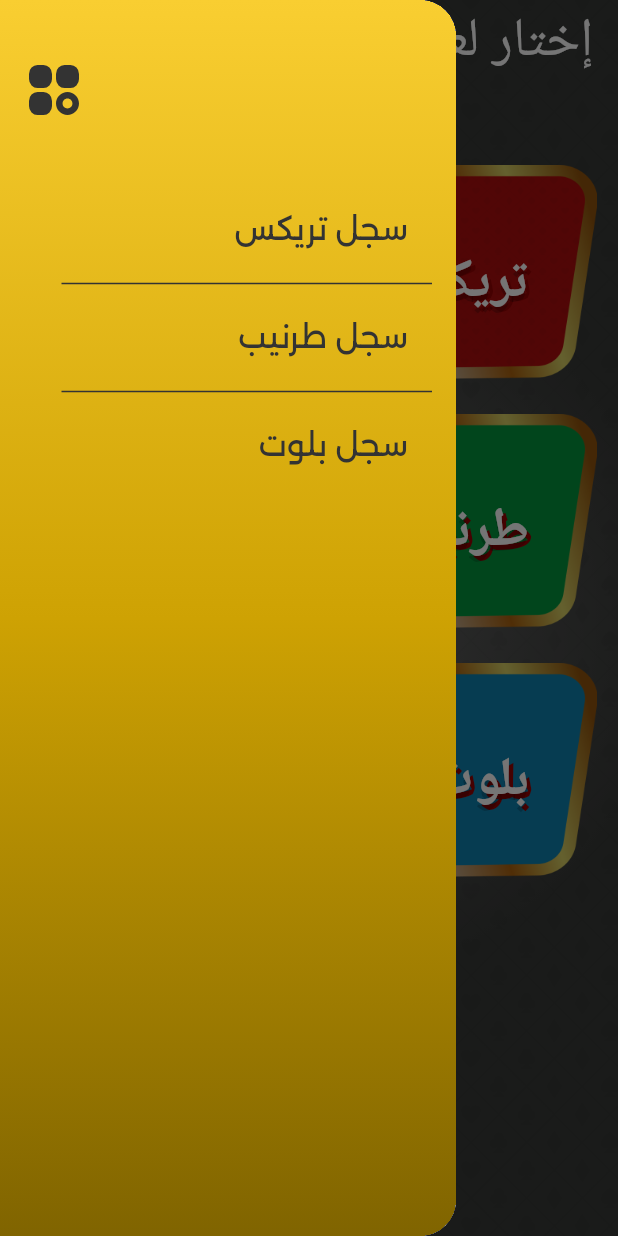
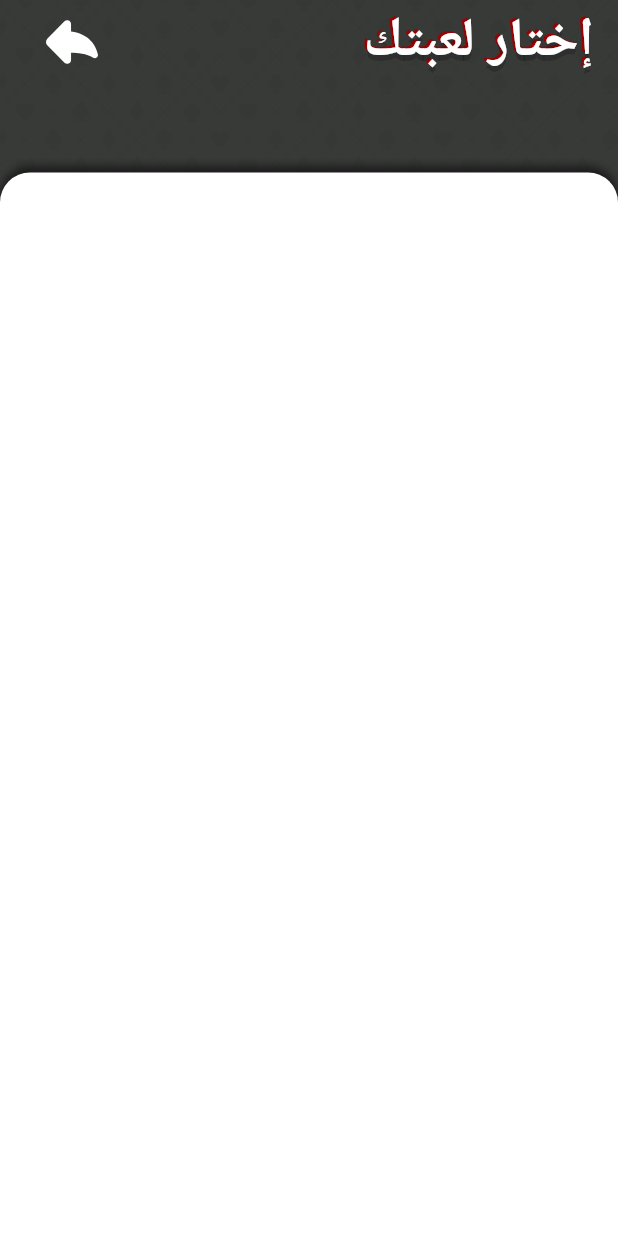
Before and after one commit to ahmedhamdi11/score_game, a Flutter app: the screen it shows after launch, in the side drawer, after a tap on "سجل تريكس", on a phone screen of 412 x 824 dp. Run offline on Flutter 3.47's test engine with Material 3 defaults, Android fonts, the phone set to English and light mode, and no system bars; our stand-ins replace easy_localization, equatable, flutter_svg; Roboto replaces fonts that are missing (STV-Font).

Commit message:
Add back arrow icon, implement DefaultBackButton, and enhance GameHistoryView layout

```diff
--- a/lib/Core/theme/colors.dart
+++ b/lib/Core/theme/colors.dart
@@ -7,6 +7,22 @@ abstract class AppColors {
   static const primary_300 = Color(0xffECBD10);
   static const secondary_400 = Color(0xff333333);
   static const red_400 = Color(0xff970202);
+
+  /// shadows
+  static textShadows([Color? color1, Color? color2]) => [
+        BoxShadow(
+          offset: const Offset(-2, -1.5),
+          blurRadius: 0,
+          spreadRadius: 0,
+          color: color1 ?? AppColors.red_400,
+        ),
+        BoxShadow(
+          offset: const Offset(0, 4),
+          blurRadius: 0,
+          spreadRadius: 0,
+          color: color2 ?? AppColors.black.withOpacity(0.2),
+        ),
+      ];
 
   /// gradients
   static const radialGradient = RadialGradient(
--- a/lib/Core/utils/app_assets.dart
+++ b/lib/Core/utils/app_assets.dart
@@ -1,6 +1,8 @@
 // ignore_for_file: prefer_single_quotes
 class AppAssets {
   AppAssets._();
+
+  static const String iconsBackArrow = "assets/icons/back-arrow.svg";
 
   static const String iconsMenu = "assets/icons/menu.svg";
 
--- /dev/null
+++ b/lib/Core/widgets/default_back_button.dart
@@ -0,0 +1,20 @@
+import 'package:flutter/material.dart';
+import 'package:flutter_svg/flutter_svg.dart';
+import 'package:score_game/Core/utils/app_assets.dart';
+
+class DefaultBackButton extends StatelessWidget {
+  const DefaultBackButton({super.key});
+
+  @override
+  Widget build(BuildContext context) {
+    return Padding(
+      padding: const EdgeInsetsDirectional.only(end: 20),
+      child: IconButton(
+        onPressed: () => Navigator.pop(context),
+        icon: SvgPicture.asset(
+          AppAssets.iconsBackArrow,
+        ),
+      ),
+    );
+  }
+}
--- a/lib/Features/Games/presentation/view/game_history_view.dart
+++ b/lib/Features/Games/presentation/view/game_history_view.dart
@@ -1,10 +1,43 @@
 import 'package:flutter/material.dart';
+import 'package:score_game/Core/constants/constants.dart';
+import 'package:score_game/Core/theme/app_text_styles.dart';
+import 'package:score_game/Core/theme/colors.dart';
+import 'package:score_game/Core/widgets/default_back_button.dart';
+import 'package:score_game/Core/widgets/default_background.dart';
+import 'package:score_game/Features/Games/presentation/widgets/game_history_view_widgets/game_history_body.dart';
 
 class GameHistoryView extends StatelessWidget {
   const GameHistoryView({super.key});
 
   @override
   Widget build(BuildContext context) {
-    return const Placeholder();
+    return Scaffold(
+      extendBodyBehindAppBar: true,
+      appBar: _buildAppBar(),
+      body: const Stack(
+        children: [
+          DefaultBackground(),
+          Padding(
+            padding: EdgeInsets.only(top: kTopPadding),
+            child: GameHistoryBody(),
+          ),
+        ],
+      ),
+    );
+  }
+
+  AppBar _buildAppBar() {
+    return AppBar(
+      title: Text(
+        'إختار لعبتك',
+        style: AppTextStyles.bold_36.copyWith(
+          shadows: AppColors.textShadows(),
+        ),
+      ),
+      automaticallyImplyLeading: false,
+      actions: const [
+        DefaultBackButton(),
+      ],
+    );
   }
 }
--- a/lib/Features/Games/presentation/widgets/game_card.dart
+++ b/lib/Features/Games/presentation/widgets/game_card.dart
@@ -60,7 +60,7 @@ class GameCard extends StatelessWidget {
                           style: AppTextStyles.bold_36.copyWith(
                             fontFamily: kSTVFontFamily,
                             color: AppColors.white,
-                            shadows: _titleShadows,
+                            shadows: AppColors.textShadows(),
                           ),
                         ),
                       ),
@@ -74,7 +74,7 @@ class GameCard extends StatelessWidget {
                             game.subTitle ?? "",
                             style: AppTextStyles.semiBold_12.copyWith(
                               color: AppColors.white,
-                              shadows: _titleShadows,
+                              shadows: AppColors.textShadows(),
                             ),
                           ),
                         ),
@@ -88,23 +88,6 @@ class GameCard extends StatelessWidget {
         ),
       ),
     );
-  }
-
-  List<Shadow> get _titleShadows {
-    return [
-      const BoxShadow(
-        offset: Offset(3, 3),
-        blurRadius: 0,
-        spreadRadius: 0,
-        color: AppColors.red_400,
-      ),
-      BoxShadow(
-        offset: const Offset(0, 4),
-        blurRadius: 0,
-        spreadRadius: 0,
-        color: AppColors.black.withOpacity(0.2),
-      ),
-    ];
   }
 
   void _onCardPressed() {
--- /dev/null
+++ b/lib/Features/Games/presentation/widgets/game_history_view_widgets/game_history_body.dart
@@ -0,0 +1,24 @@
+import 'package:flutter/material.dart';
+import 'package:score_game/Core/theme/colors.dart';
+
+class GameHistoryBody extends StatelessWidget {
+  const GameHistoryBody({super.key});
+
+  @override
+  Widget build(BuildContext context) {
+    return Container(
+      margin: const EdgeInsets.only(top: 30),
+      decoration: BoxDecoration(
+        color: AppColors.white,
+        borderRadius: const BorderRadius.vertical(top: Radius.circular(20)),
+        boxShadow: [
+          BoxShadow(
+            offset: const Offset(0, -4),
+            color: AppColors.black.withOpacity(0.5),
+            blurRadius: 4,
+          )
+        ],
+      ),
+    );
+  }
+}
--- a/lib/Features/Games/presentation/widgets/games_drawer.dart
+++ b/lib/Features/Games/presentation/widgets/games_drawer.dart
@@ -2,6 +2,7 @@ import 'package:flutter/material.dart';
 import 'package:flutter_svg/svg.dart';
 import 'package:score_game/Core/theme/colors.dart';
 import 'package:score_game/Core/utils/app_assets.dart';
+import 'package:score_game/Core/utils/app_router.dart';
 import 'package:score_game/Core/widgets/default_list_tile.dart';
 
 class GamesDrawer extends StatelessWidget {
@@ -45,7 +46,10 @@ class GamesDrawer extends StatelessWidget {
                     children: [
                       // trix history
                       DefaultListTile(
-                        onPressed: () {},
+                        onPressed: () => Navigator.pushNamed(
+                          context,
+                          AppRouter.gameHistoryView,
+                        ),
                         title: 'سجل تريكس',
                       ),
 
```
Also changed, not shown: assets/icons/back-arrow.svg (added).
